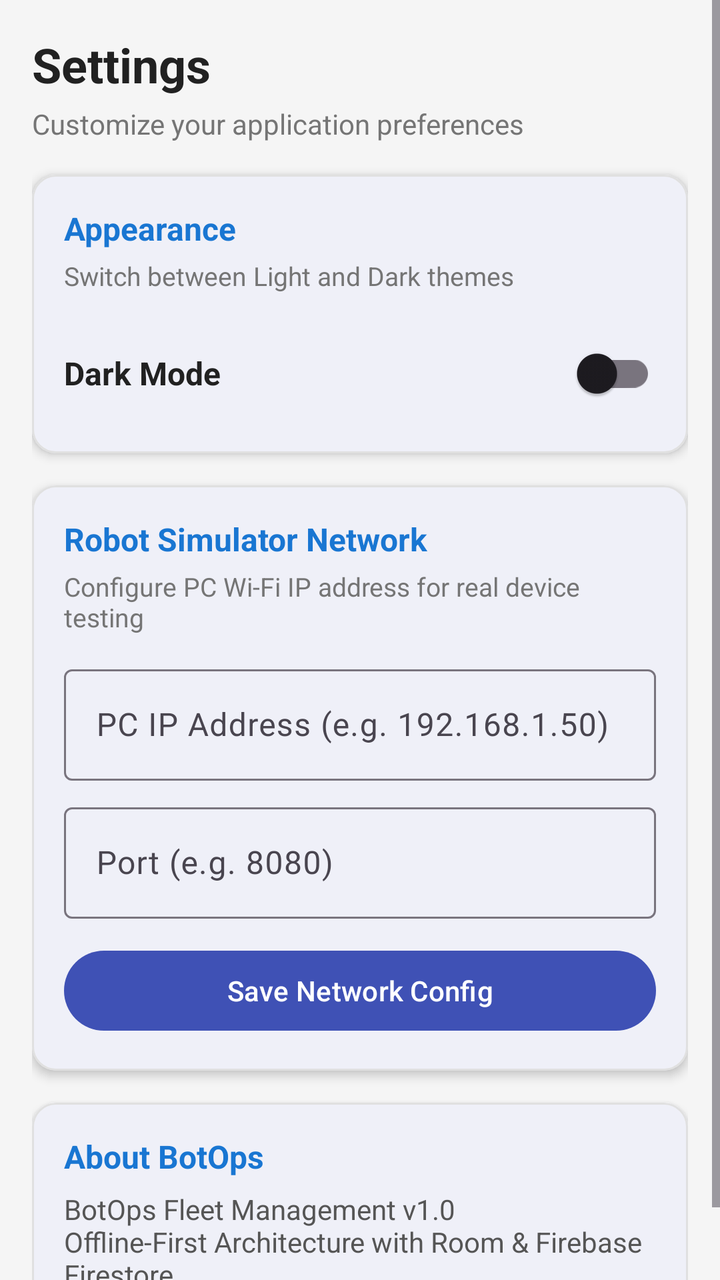
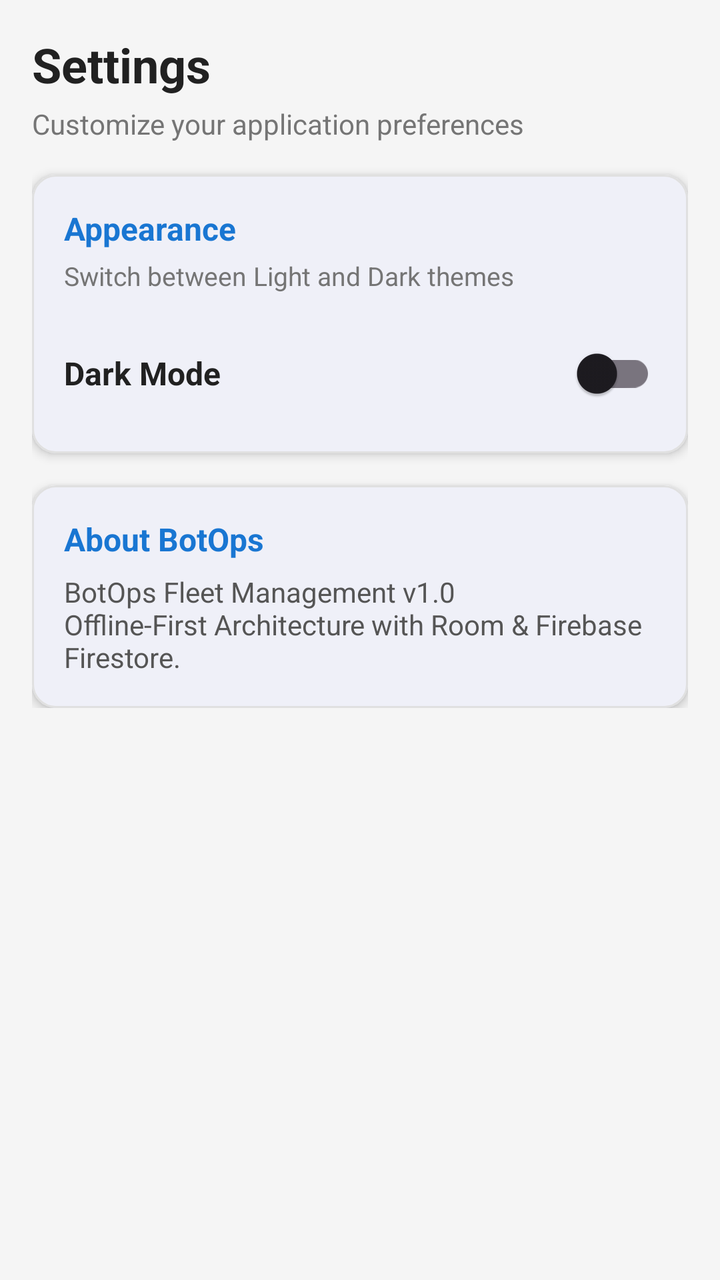

Compare the two renders of this Android layout. The source of the first and the diff that turns it into the second are given below.
<!-- AndroidManifest.xml: application theme Theme.BotOps -->
<!-- res/layout/fragment_settings.xml -->
<?xml version="1.0" encoding="utf-8"?>
<ScrollView xmlns:android="http://schemas.android.com/apk/res/android"
    xmlns:app="http://schemas.android.com/apk/res-auto"
    xmlns:tools="http://schemas.android.com/tools"
    android:layout_width="match_parent"
    android:layout_height="match_parent"
    android:background="#F5F5F5"
    tools:context=".ui.settings.SettingsFragment">

    <LinearLayout
        android:layout_width="match_parent"
        android:layout_height="wrap_content"
        android:orientation="vertical"
        android:padding="16dp">

        <TextView
            android:layout_width="match_parent"
            android:layout_height="wrap_content"
            android:text="Settings"
            android:textColor="#212121"
            android:textSize="24sp"
            android:textStyle="bold" />

        <TextView
            android:layout_width="match_parent"
            android:layout_height="wrap_content"
            android:layout_marginTop="4dp"
            android:text="Customize your application preferences"
            android:textColor="#757575"
            android:textSize="14sp" />

        
        <com.google.android.material.card.MaterialCardView
            android:layout_width="match_parent"
            android:layout_height="wrap_content"
            android:layout_marginTop="16dp"
            app:cardCornerRadius="12dp"
            app:cardElevation="3dp"
            app:strokeColor="#E0E0E0"
            app:strokeWidth="1dp">

            <LinearLayout
                android:layout_width="match_parent"
                android:layout_height="wrap_content"
                android:orientation="vertical"
                android:padding="16dp">

                <TextView
                    android:layout_width="match_parent"
                    android:layout_height="wrap_content"
                    android:text="Appearance"
                    android:textColor="#1976D2"
                    android:textSize="16sp"
                    android:textStyle="bold" />

                <TextView
                    android:layout_width="match_parent"
                    android:layout_height="wrap_content"
                    android:layout_marginTop="4dp"
                    android:text="Switch between Light and Dark themes"
                    android:textColor="#757575"
                    android:textSize="13sp" />

                <LinearLayout
                    android:layout_width="match_parent"
                    android:layout_height="wrap_content"
                    android:layout_marginTop="16dp"
                    android:gravity="center_vertical"
                    android:orientation="horizontal">

                    <TextView
                        android:layout_width="0dp"
                        android:layout_height="wrap_content"
                        android:layout_weight="1"
                        android:text="Dark Mode"
                        android:textColor="#212121"
                        android:textSize="16sp"
                        android:textStyle="bold" />

                    <com.google.android.material.switchmaterial.SwitchMaterial
                        android:id="@+id/switchDarkMode"
                        android:layout_width="wrap_content"
                        android:layout_height="wrap_content" />

                </LinearLayout>

            </LinearLayout>
        </com.google.android.material.card.MaterialCardView>

        
        <com.google.android.material.card.MaterialCardView
            android:layout_width="match_parent"
            android:layout_height="wrap_content"
            android:layout_marginTop="16dp"
            app:cardCornerRadius="12dp"
            app:cardElevation="3dp"
            app:strokeColor="#E0E0E0"
            app:strokeWidth="1dp">

            <LinearLayout
                android:layout_width="match_parent"
                android:layout_height="wrap_content"
                android:orientation="vertical"
                android:padding="16dp">

                <TextView
                    android:layout_width="match_parent"
                    android:layout_height="wrap_content"
                    android:text="Robot Simulator Network"
                    android:textColor="#1976D2"
                    android:textSize="16sp"
                    android:textStyle="bold" />

                <TextView
                    android:layout_width="match_parent"
                    android:layout_height="wrap_content"
                    android:layout_marginTop="4dp"
                    android:text="Configure PC Wi-Fi IP address for real device testing"
                    android:textColor="#757575"
                    android:textSize="13sp" />

                <com.google.android.material.textfield.TextInputLayout
                    android:layout_width="match_parent"
                    android:layout_height="wrap_content"
                    android:layout_marginTop="12dp"
                    android:hint="PC IP Address (e.g. 192.168.1.50)">

                    <com.google.android.material.textfield.TextInputEditText
                        android:id="@+id/inputSimulatorHost"
                        android:layout_width="match_parent"
                        android:layout_height="wrap_content"
                        android:inputType="textUri" />
                </com.google.android.material.textfield.TextInputLayout>

                <com.google.android.material.textfield.TextInputLayout
                    android:layout_width="match_parent"
                    android:layout_height="wrap_content"
                    android:layout_marginTop="8dp"
                    android:hint="Port (e.g. 8080)">

                    <com.google.android.material.textfield.TextInputEditText
                        android:id="@+id/inputSimulatorPort"
                        android:layout_width="match_parent"
                        android:layout_height="wrap_content"
                        android:inputType="number" />
                </com.google.android.material.textfield.TextInputLayout>

                <com.google.android.material.button.MaterialButton
                    android:id="@+id/buttonSaveNetwork"
                    android:layout_width="match_parent"
                    android:layout_height="wrap_content"
                    android:layout_marginTop="12dp"
                    android:text="Save Network Config" />

            </LinearLayout>
        </com.google.android.material.card.MaterialCardView>

        
        <com.google.android.material.card.MaterialCardView
            android:layout_width="match_parent"
            android:layout_height="wrap_content"
            android:layout_marginTop="16dp"
            app:cardCornerRadius="12dp"
            app:cardElevation="3dp"
            app:strokeColor="#E0E0E0"
            app:strokeWidth="1dp">

            <LinearLayout
                android:layout_width="match_parent"
                android:layout_height="wrap_content"
                android:orientation="vertical"
                android:padding="16dp">

                <TextView
                    android:layout_width="match_parent"
                    android:layout_height="wrap_content"
                    android:text="About BotOps"
                    android:textColor="#1976D2"
                    android:textSize="16sp"
                    android:textStyle="bold" />

                <TextView
                    android:layout_width="match_parent"
                    android:layout_height="wrap_content"
                    android:layout_marginTop="6dp"
                    android:text="BotOps Fleet Management v1.0\nOffline-First Architecture with Room &amp; Firebase Firestore."
                    android:textColor="#555555"
                    android:textSize="14sp" />

            </LinearLayout>
        </com.google.android.material.card.MaterialCardView>

    </LinearLayout>
</ScrollView>
<!-- resources referenced by this layout -->
<resources>
  <style name="Theme.BotOps" parent="Base.Theme.BotOps" />
  <style name="Base.Theme.BotOps" parent="Theme.Material3.DayNight.NoActionBar">
          <item name="colorPrimary">#3F51B5</item>
          <item name="colorSecondary">#2E7D32</item>
          <item name="android:windowBackground">#F8F9FA</item>
          <item name="colorSurface">#FFFFFF</item>
      </style>
</resources>

<!-- the commit's change to res/layout/fragment_settings.xml (unified diff, before → after) -->
@@ -106,74 +106,6 @@
                 <TextView
                     android:layout_width="match_parent"
                     android:layout_height="wrap_content"
-                    android:text="Robot Simulator Network"
-                    android:textColor="#1976D2"
-                    android:textSize="16sp"
-                    android:textStyle="bold" />
-
-                <TextView
-                    android:layout_width="match_parent"
-                    android:layout_height="wrap_content"
-                    android:layout_marginTop="4dp"
-                    android:text="Configure PC Wi-Fi IP address for real device testing"
-                    android:textColor="#757575"
-                    android:textSize="13sp" />
-
-                <com.google.android.material.textfield.TextInputLayout
-                    android:layout_width="match_parent"
-                    android:layout_height="wrap_content"
-                    android:layout_marginTop="12dp"
-                    android:hint="PC IP Address (e.g. 192.168.1.50)">
-
-                    <com.google.android.material.textfield.TextInputEditText
-                        android:id="@+id/inputSimulatorHost"
-                        android:layout_width="match_parent"
-                        android:layout_height="wrap_content"
-                        android:inputType="textUri" />
-                </com.google.android.material.textfield.TextInputLayout>
-
-                <com.google.android.material.textfield.TextInputLayout
-                    android:layout_width="match_parent"
-                    android:layout_height="wrap_content"
-                    android:layout_marginTop="8dp"
-                    android:hint="Port (e.g. 8080)">
-
-                    <com.google.android.material.textfield.TextInputEditText
-                        android:id="@+id/inputSimulatorPort"
-                        android:layout_width="match_parent"
-                        android:layout_height="wrap_content"
-                        android:inputType="number" />
-                </com.google.android.material.textfield.TextInputLayout>
-
-                <com.google.android.material.button.MaterialButton
-                    android:id="@+id/buttonSaveNetwork"
-                    android:layout_width="match_parent"
-                    android:layout_height="wrap_content"
-                    android:layout_marginTop="12dp"
-                    android:text="Save Network Config" />
-
-            </LinearLayout>
-        </com.google.android.material.card.MaterialCardView>
-
-        
-        <com.google.android.material.card.MaterialCardView
-            android:layout_width="match_parent"
-            android:layout_height="wrap_content"
-            android:layout_marginTop="16dp"
-            app:cardCornerRadius="12dp"
-            app:cardElevation="3dp"
-            app:strokeColor="#E0E0E0"
-            app:strokeWidth="1dp">
-
-            <LinearLayout
-                android:layout_width="match_parent"
-                android:layout_height="wrap_content"
-                android:orientation="vertical"
-                android:padding="16dp">
-
-                <TextView
-                    android:layout_width="match_parent"
-                    android:layout_height="wrap_content"
                     android:text="About BotOps"
                     android:textColor="#1976D2"
                     android:textSize="16sp"
